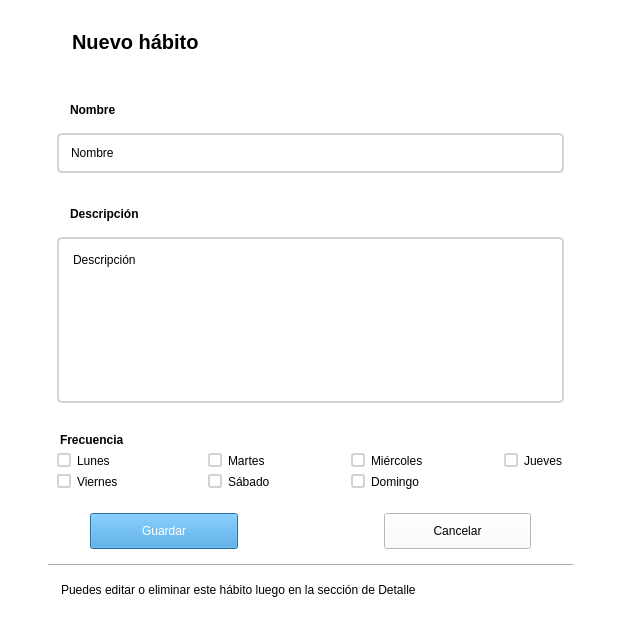
judajaavAlt/PI2, file infraestructure/ui/pages/habit_form/habit_form_view.ui: the form before one commit.
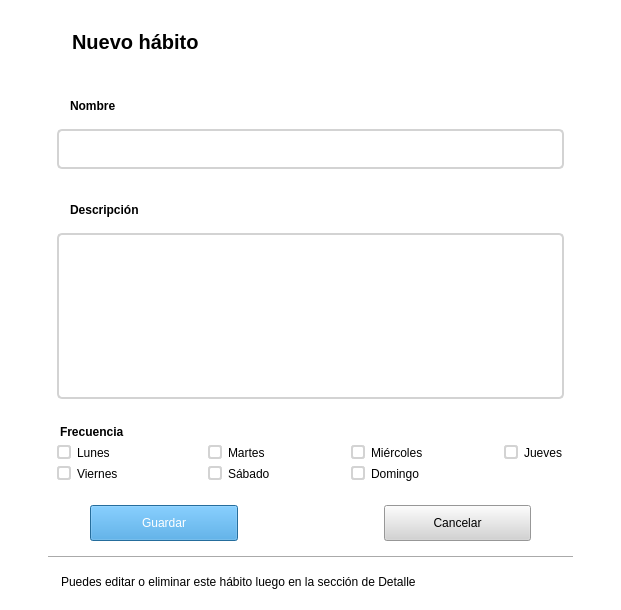
The form after the commit.

Commit message: fixing streak in backend, adding habit detail and form pages, all functionable, fixed dashboard percentage input

```diff
--- a/infraestructure/ui/pages/habit_form/habit_form_view.ui
+++ b/infraestructure/ui/pages/habit_form/habit_form_view.ui
@@ -6,8 +6,8 @@
    <rect>
     <x>0</x>
     <y>0</y>
-    <width>609</width>
-    <height>618</height>
+    <width>605</width>
+    <height>610</height>
    </rect>
   </property>
   <property name="windowTitle">
@@ -94,7 +94,7 @@
 }</string>
         </property>
         <property name="text">
-         <string>Nombre</string>
+         <string/>
         </property>
        </widget>
       </item>
@@ -130,7 +130,7 @@
 }</string>
         </property>
         <property name="plainText">
-         <string>Descripción</string>
+         <string/>
         </property>
        </widget>
       </item>
@@ -262,6 +262,9 @@
       </item>
       <item>
        <widget class="QPushButton" name="btn_cancel">
+        <property name="styleSheet">
+         <string notr="true">background-color: lightgray;</string>
+        </property>
         <property name="text">
          <string>Cancelar</string>
         </property>
```
Left out of the diff: 14 changed lines with no effect on the pictures. The commit also changes 5 other files.
